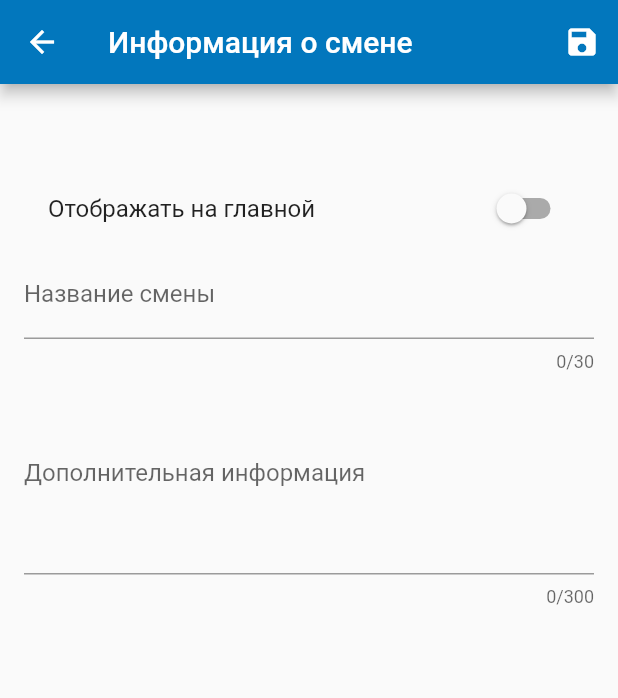
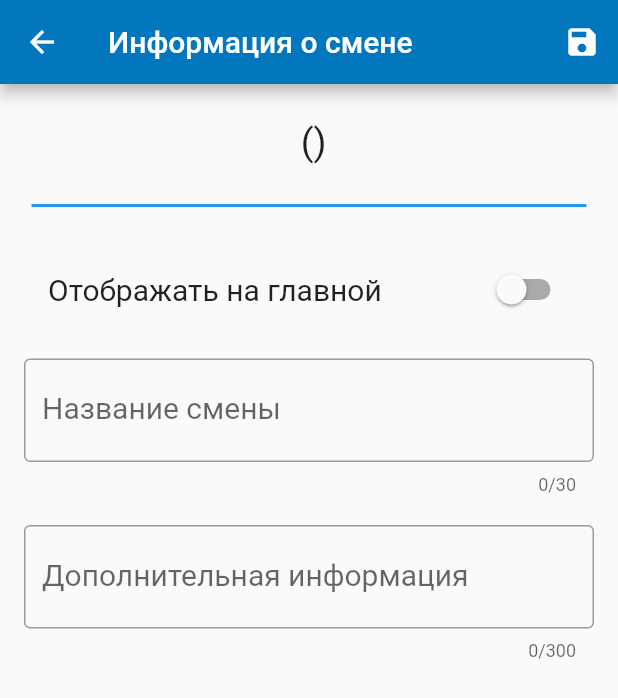
Before and after one commit to amatskevich/calendar_of_factory, a Flutter app: the EditShiftScreen screen opened directly with empty values, on a phone screen of 412 x 824 dp. Shown: the top 698 px of the screen. Run offline on Flutter 3.47's test engine with Material 2 defaults, Android fonts, the phone set to English and light mode, and no system bars; Roboto replaces fonts that are missing (Georgia, Hind).

Commit message:
Improve style of edit_shift_screen.dart

```diff
--- a/lib/edit_shift_screen/data_row_widget.dart
+++ /dev/null
@@ -1,19 +0,0 @@
-import 'package:flutter/material.dart';
-
-class DataRowWidget extends StatelessWidget {
-  final String value;
-
-  const DataRowWidget({Key? key, required this.value}) : super(key: key);
-
-  @override
-  Widget build(BuildContext context) {
-    return Padding(
-      padding: const EdgeInsets.all(8.0),
-      child: Text(
-        value,
-        textAlign: TextAlign.center,
-        style: TextStyle(fontSize: 20),
-      ),
-    );
-  }
-}
--- a/lib/edit_shift_screen/edit_shift_screen.dart
+++ b/lib/edit_shift_screen/edit_shift_screen.dart
@@ -2,8 +2,6 @@ import 'package:calendaroffactory/models/shift.dart';
 import 'package:calendaroffactory/providers/timetables.dart';
 import 'package:flutter/material.dart';
 import 'package:provider/provider.dart';
-
-import 'data_row_widget.dart';
 
 class EditShiftScreen extends StatefulWidget {
   static const routeName = '/edit_shift';
@@ -67,13 +65,32 @@ class _EditShiftScreenState extends State<EditShiftScreen> {
         padding: const EdgeInsets.all(16.0),
         child: ListView(
           children: <Widget>[
-            DataRowWidget(value: _shift!.timetable.name),
+            Padding(
+              padding: const EdgeInsets.all(8.0),
+              child: Text(
+                '${_shift!.timetable.name} (${_shift!.timetable.timetableNumber})',
+                textAlign: TextAlign.center,
+                style: TextStyle(fontSize: 25),
+              ),
+            ),
+            const Divider(
+              height: 40,
+              thickness: 2,
+              indent: 5,
+              endIndent: 5,
+              color: Colors.blue,
+            ),
             Form(
               key: _form,
               child: Column(
                 children: [
-                  SwitchListTile(
-                    title: const Text('Отображать на главной'),
+                  Padding(
+                    padding: const EdgeInsets.symmetric(vertical: 8.0),
+                    child: SwitchListTile(
+                      title: const Text(
+                        'Отображать на главной',
+                        style: TextStyle(fontSize: 20),
+                      ),
                       value: _showOnMainScreen,
                       onChanged: (value) {
                         setState(() {
@@ -81,11 +98,17 @@ class _EditShiftScreenState extends State<EditShiftScreen> {
                         });
                       },
                     ),
-                  TextFormField(
+                  ),
+                  Padding(
+                    padding: const EdgeInsets.symmetric(vertical: 10.0),
+                    child: TextFormField(
                       decoration: InputDecoration(
                         labelText: 'Название смены',
                         hintText: _shift!.defaultName,
+                        labelStyle: const TextStyle(fontSize: 20),
+                        border: OutlineInputBorder(),
                       ),
+                      style: const TextStyle(fontSize: 25),
                       initialValue: _shift!.name,
                       maxLength: 30,
                       textInputAction: TextInputAction.next,
@@ -96,18 +119,26 @@ class _EditShiftScreenState extends State<EditShiftScreen> {
                         _name = value != null && value.isNotEmpty ? value : _shift!.defaultName;
                       },
                     ),
-                  TextFormField(
+                  ),
+                  Padding(
+                    padding: const EdgeInsets.symmetric(vertical: 10.0),
+                    child: TextFormField(
                       decoration: InputDecoration(
                         labelText: 'Дополнительная информация',
+                        labelStyle: const TextStyle(fontSize: 20),
+                        border: OutlineInputBorder(),
                       ),
+                      style: const TextStyle(fontSize: 25),
                       maxLines: 5,
                       maxLength: 300,
+                      minLines: 1,
                       initialValue: _shift!.description,
                       keyboardType: TextInputType.multiline,
                       focusNode: _descriptionFocusNode,
                       onSaved: (value) {
                         _description = value != null ? value : '';
                       },
+                    ),
                   ),
                 ],
               ),
```
Lines whose indentation alone changed are shown as unchanged.
